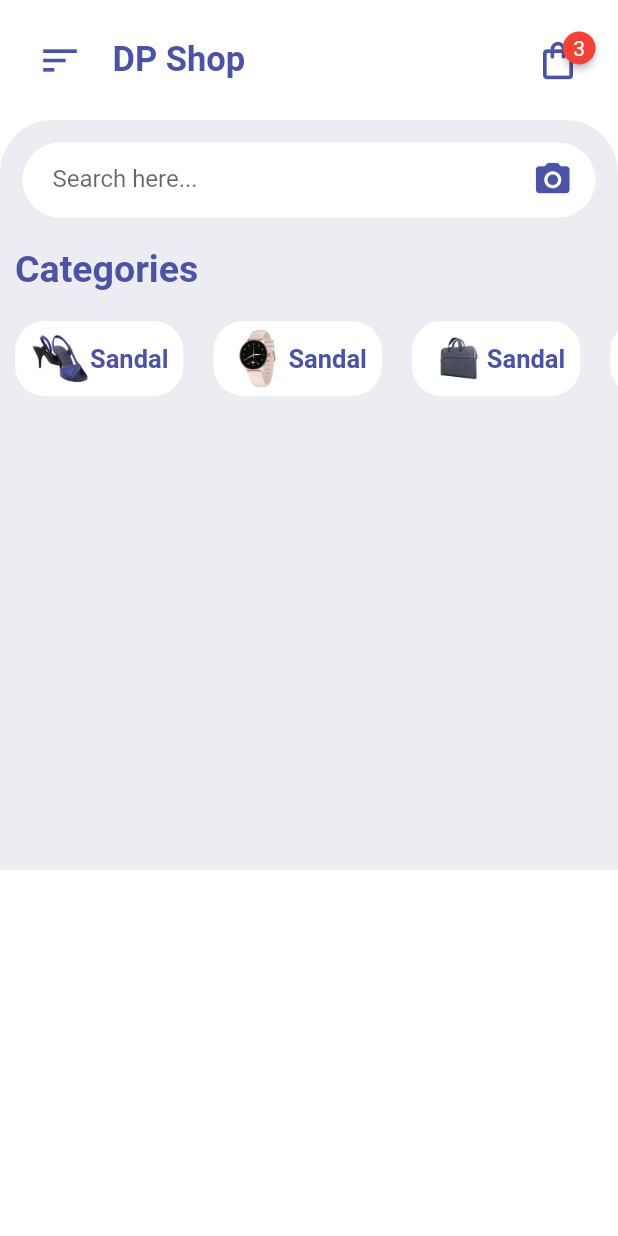
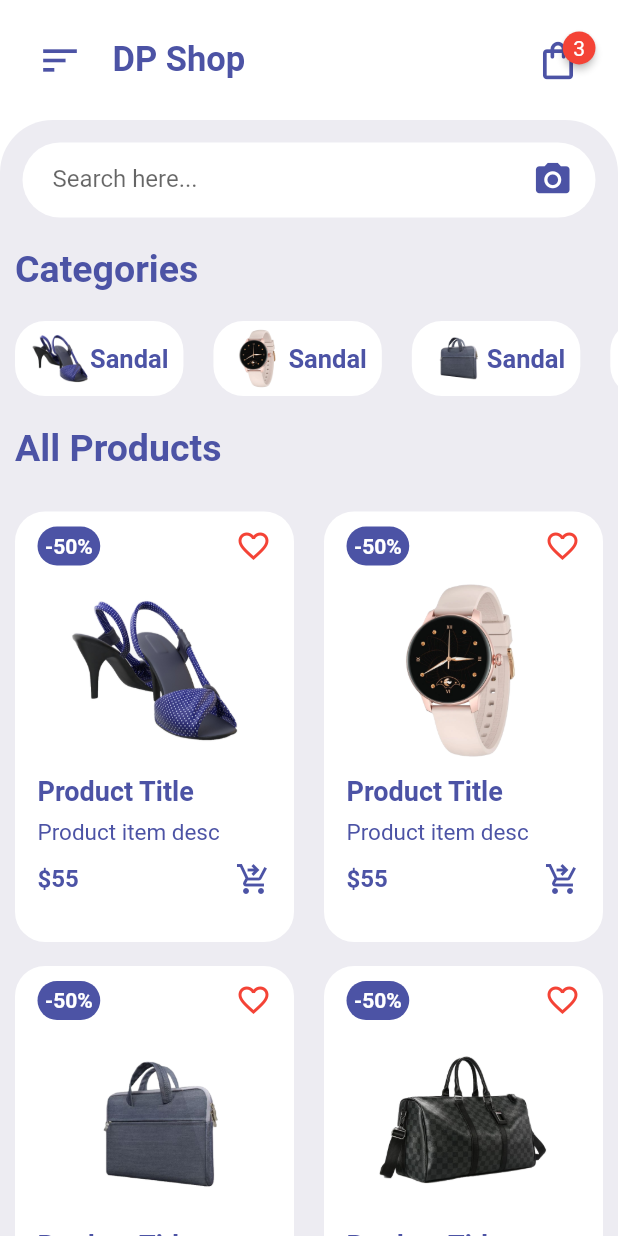
Before and after one commit to pyae-phyoe-naing/shopping_app_ui, a Flutter app: the screen it shows after launch, on a phone screen of 412 x 824 dp. Run offline on Flutter 3.47's test engine with Material 2 defaults, Android fonts, the light colour scheme and no system bars; drawn by our look-alikes of badges.

Commit message:
'product_list_widget_ui'

```diff
--- a/lib/pages/home_page.dart
+++ b/lib/pages/home_page.dart
@@ -2,6 +2,7 @@ import 'package:flutter/material.dart';
 
 import '../widget/categories_item_widget.dart';
 import '../widget/home_app_bar.dart';
+import '../widget/products_item_widget.dart';
 
 class HomePage extends StatelessWidget {
   const HomePage({Key? key}) : super(key: key);
@@ -13,7 +14,7 @@ class HomePage extends StatelessWidget {
         children: [
           const HomeAppBar(),
           Container(
-            height: 500, // tempory height
+            // height: 500, // tempory height
             padding: const EdgeInsets.only(top: 15),
             decoration: const BoxDecoration(
               color: Color(0xFFEDECF2),
@@ -65,7 +66,14 @@ class HomePage extends StatelessWidget {
                 ),
                 // -------- Category List ----- //
                  const CategoriesItemWidget(),
+                // -------- Product Title ----- //
+                Container(
+                  alignment: Alignment.centerLeft,
+                  margin: const EdgeInsets.symmetric(vertical: 20,horizontal: 10),
+                  child: const Text('All Products',style: TextStyle(fontSize: 25,fontWeight: FontWeight.bold,color:Color(0xFF4C53A5), ),),
+                ),
                 // -------- Product Item List ----- //
+               const ProductsItemWidget()
               ],
             ),
           )
--- /dev/null
+++ b/lib/widget/products_item_widget.dart
@@ -0,0 +1,103 @@
+import 'package:flutter/material.dart';
+
+class ProductsItemWidget extends StatelessWidget {
+  const ProductsItemWidget({Key? key}) : super(key: key);
+
+  @override
+  Widget build(BuildContext context) {
+    return GridView.count(
+      childAspectRatio: 0.68,
+      crossAxisCount: 2,
+      shrinkWrap: true,
+     physics: const NeverScrollableScrollPhysics(),
+      children: [
+        for(int i=1; i<8;i++)
+        Container(
+          padding: const EdgeInsets.only(left: 15, right: 15, top: 10),
+          margin: const EdgeInsets.symmetric(vertical: 8, horizontal: 10),
+          decoration: BoxDecoration(
+            color: Colors.white,
+            borderRadius: BorderRadius.circular(20),
+          ),
+          child: Column(
+            children: [
+              Row(
+                mainAxisAlignment: MainAxisAlignment.spaceBetween,
+                children: [
+                  Container(
+                    padding: const EdgeInsets.all(5),
+                    decoration: BoxDecoration(
+                      color: const Color(0xFF4C53A5),
+                      borderRadius: BorderRadius.circular(20),
+                    ),
+                    child: const Text(
+                      '-50%',
+                      style: TextStyle(
+                          fontSize: 14,
+                          color: Colors.white,
+                          fontWeight: FontWeight.bold),
+                    ),
+                  ),
+                  const Icon(
+                    Icons.favorite_border,
+                    color: Colors.red,
+                  ),
+                ],
+              ),
+              InkWell(
+                onTap: () {},
+                child: Container(
+                  margin: const EdgeInsets.all(10),
+                  child: Image.asset(
+                    'images/$i.png',
+                    height: 120,
+                    width: 120,
+                  ),
+                ),
+              ),
+              // -- Title -- //
+              Container(
+                padding: const EdgeInsets.only(bottom: 8),
+                alignment: Alignment.centerLeft,
+                child: const Text(
+                  'Product Title',
+                  style: TextStyle(
+                      color: Color(0xFF4C53A5),
+                      fontSize: 18,
+                      fontWeight: FontWeight.bold),
+                ),
+              ),
+              // -- Desc -- //
+              Container(
+                alignment: Alignment.centerLeft,
+                child: const Text(
+                  'Product item desc ',
+                  style: TextStyle(color: Color(0xFF4C53A5), fontSize: 15),
+                ),
+              ),
+              Padding(
+                padding: const EdgeInsets.symmetric(vertical:10),
+                child: Row(
+                  mainAxisAlignment: MainAxisAlignment.spaceBetween,
+                  children: const [
+                    Text(
+                      "\$55",
+                      style: TextStyle(
+                          color: Color(0xFF4C53A5),
+                          fontSize: 16,
+                          fontWeight: FontWeight.bold),
+                    ),
+                    Icon(
+                      Icons.shopping_cart_checkout,
+                      color: Color(0xFF4C53A5),
+                    )
+                  ],
+                ),
+              ),
+            ],
+          ),
+        ),
+      ],
+    );
+  }
+}
```
